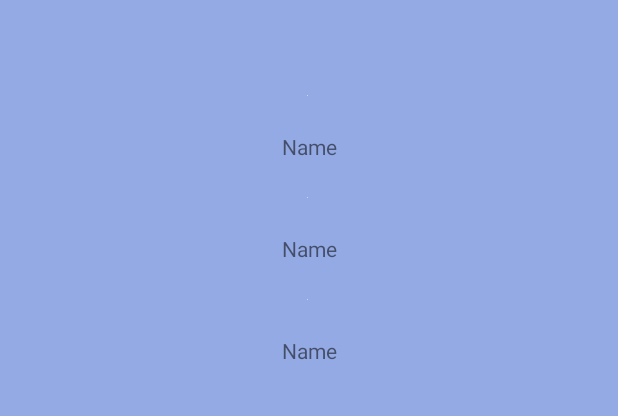
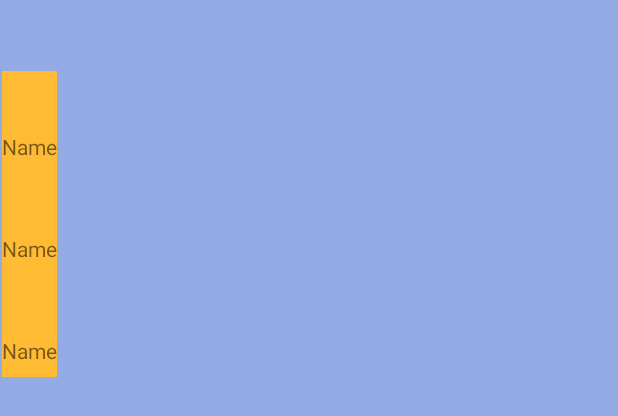
Before and after one commit to maxix28/memes_Api, an Android app: the layout activity_main.xml on its own in the app's theme, with its tools: preview values and no code run, on a phone screen of 412 x 824 dp. Shown: the top 416 px of the screen. Run offline under Robolectric (Android 15) with nearby library versions, the phone set to English and light mode, and no system bars.

```diff
--- a/app/src/main/AndroidManifest.xml
+++ b/app/src/main/AndroidManifest.xml
@@ -1,7 +1,7 @@
 <?xml version="1.0" encoding="utf-8"?>
 <manifest xmlns:android="http://schemas.android.com/apk/res/android"
     xmlns:tools="http://schemas.android.com/tools">
-
+    <uses-permission android:name="android.permission.INTERNET"/>
     <application
         android:allowBackup="true"
         android:dataExtractionRules="@xml/data_extraction_rules"
--- a/app/src/main/java/com/example/mems/data/ApiInterface.kt
+++ b/app/src/main/java/com/example/mems/data/ApiInterface.kt
@@ -5,6 +5,6 @@ import retrofit2.Response
 import retrofit2.http.GET
 
 interface ApiInterface {
-    @GET("get+memes")
+    @GET("get_memes")
     suspend fun  getMemes():Response<Mems>
 }
--- a/app/src/main/java/com/example/mems/data/util.kt
+++ b/app/src/main/java/com/example/mems/data/util.kt
@@ -1,5 +1,5 @@
 package com.example.mems.data
 
 object util {
-    const val  Base ="https://api.imgflip.com/"
+    const val  Base ="https://api.imgflip.com"
 }
--- a/app/src/main/res/layout/activity_main.xml
+++ b/app/src/main/res/layout/activity_main.xml
@@ -8,6 +8,7 @@
     tools:context=".MainActivity">
 
     <androidx.recyclerview.widget.RecyclerView
+        android:id="@+id/rvMemes"
         android:layout_width="409dp"
         android:layout_height="729dp"
         app:layout_constraintBottom_toBottomOf="parent"
--- a/app/src/main/res/layout/memitem.xml
+++ b/app/src/main/res/layout/memitem.xml
@@ -2,8 +2,9 @@
 <androidx.constraintlayout.widget.ConstraintLayout xmlns:android="http://schemas.android.com/apk/res/android"
     xmlns:app="http://schemas.android.com/apk/res-auto"
     xmlns:tools="http://schemas.android.com/tools"
-    android:layout_width="match_parent"
-    android:layout_height="wrap_content">
+    android:layout_width="wrap_content"
+    android:layout_height="wrap_content"
+    android:background="@android:color/holo_orange_light">
 
     <ImageView
         android:id="@+id/ImgMem"
```
Also changed, not shown: app/src/main/java/com/example/mems/MainActivity.kt (+44 -1 lines), app/src/main/java/com/example/mems/adapter/RvAdapter.kt (added, +33 -0 lines).
